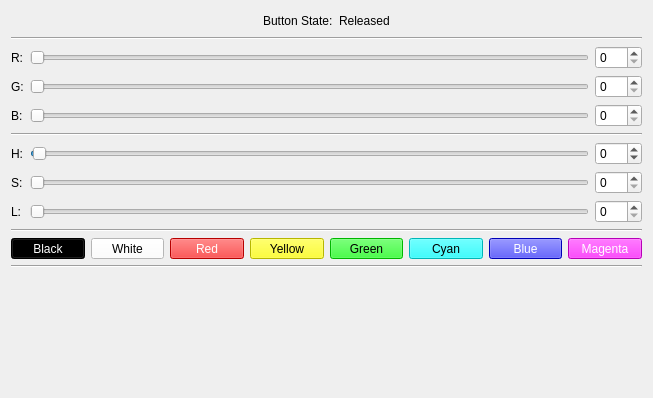
The window that src/brickv/plugin_system/plugins/rgb_led_button/ui/rgb_led_button.ui (Tinkerforge/brickv) describes before a commit, drawn with Qt 5.
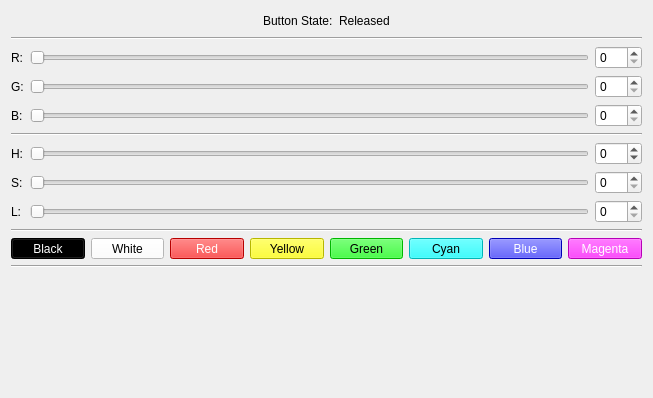
The same window after the commit.

```diff
--- a/src/brickv/plugin_system/plugins/rgb_led_button/ui/rgb_led_button.ui
+++ b/src/brickv/plugin_system/plugins/rgb_led_button/ui/rgb_led_button.ui
@@ -91,7 +91,7 @@
      <item row="6" column="1">
       <widget class="QSlider" name="slider_h">
        <property name="minimum">
-        <number>-1</number>
+        <number>0</number>
        </property>
        <property name="maximum">
         <number>359</number>
```
